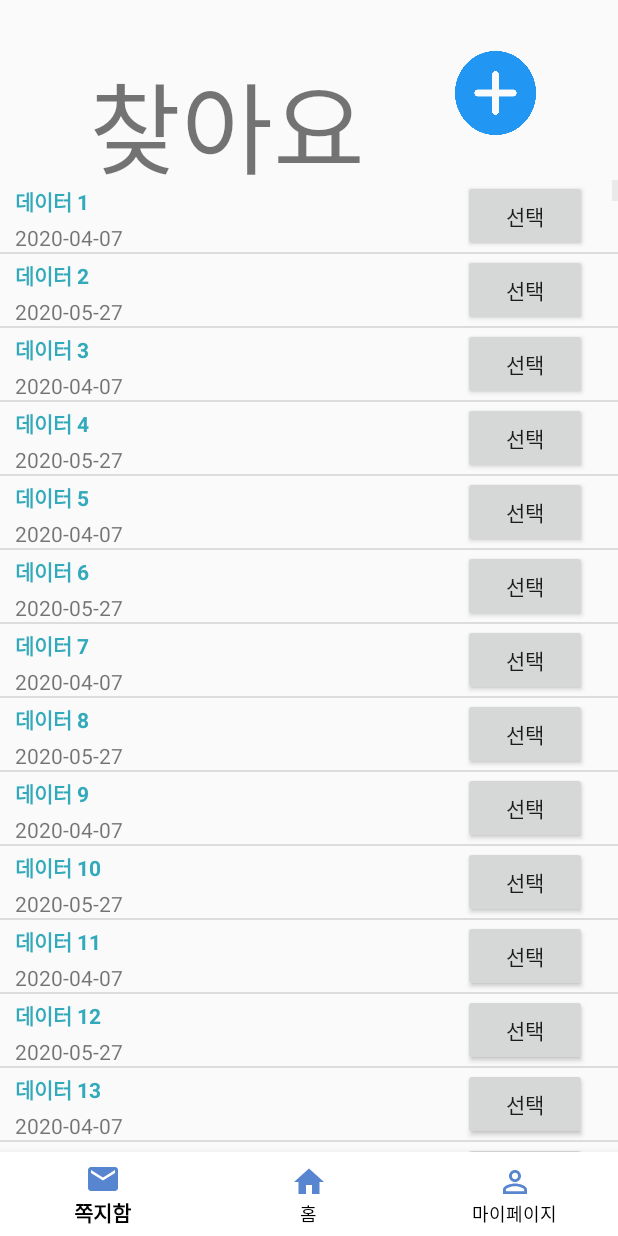
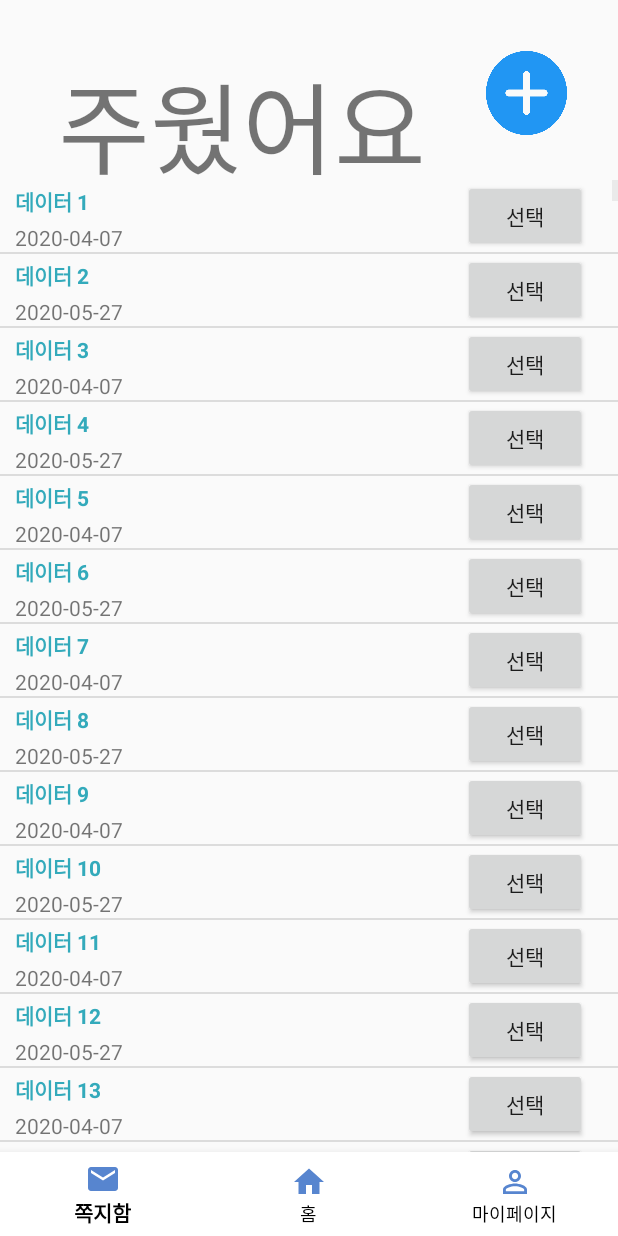
Before and after one commit to jiwon0297/Android, an Android app: the GetActivity screen opened directly, with no data from a screen before it, on a phone screen of 412 x 824 dp. Run offline under Robolectric (Android 15) with nearby library versions, the light colour scheme and no system bars.

Commit message:
Update activity_get.xml

```diff
--- a/app/src/main/res/layout/activity_get.xml
+++ b/app/src/main/res/layout/activity_get.xml
@@ -13,7 +13,7 @@
         android:layout_height="wrap_content"
         android:layout_marginStart="10dp"
         android:layout_marginEnd="5dp"
-        android:text="찾아요"
+        android:text="주웠어요"
         android:textSize="100px"
         app:layout_constraintBottom_toTopOf="@+id/listView"
         app:layout_constraintEnd_toStartOf="@+id/imageButton1"
```
